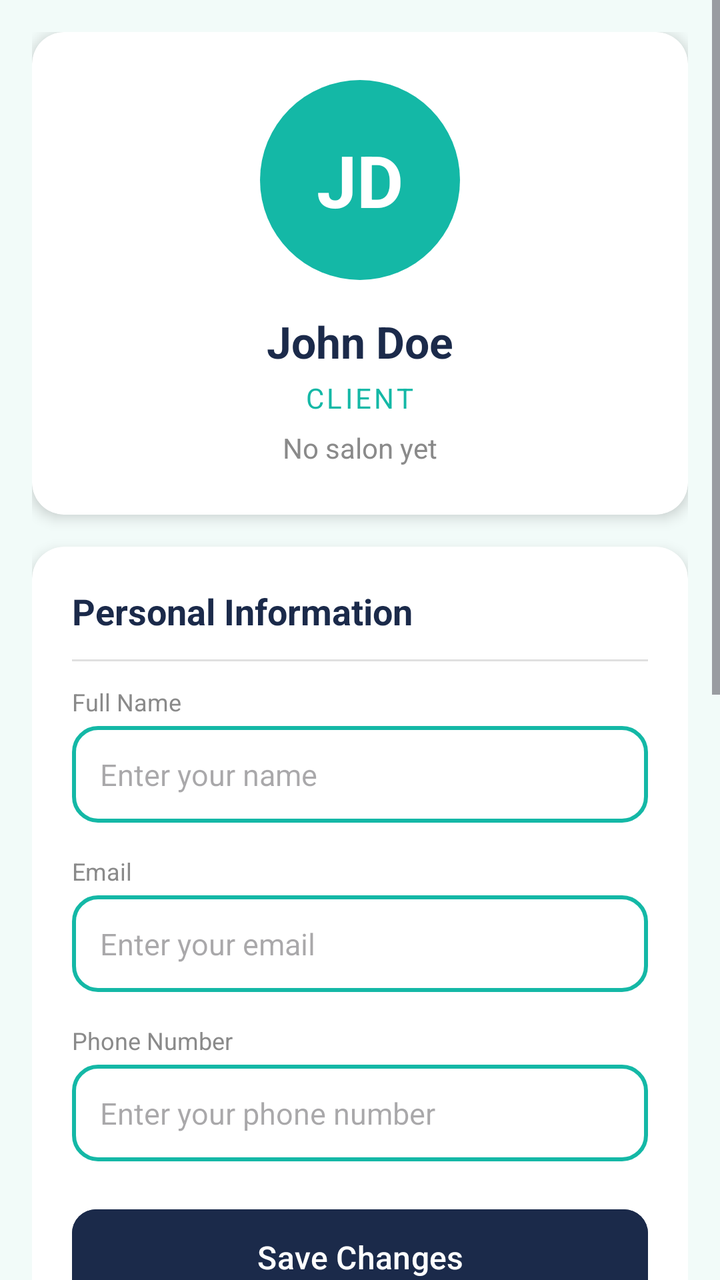
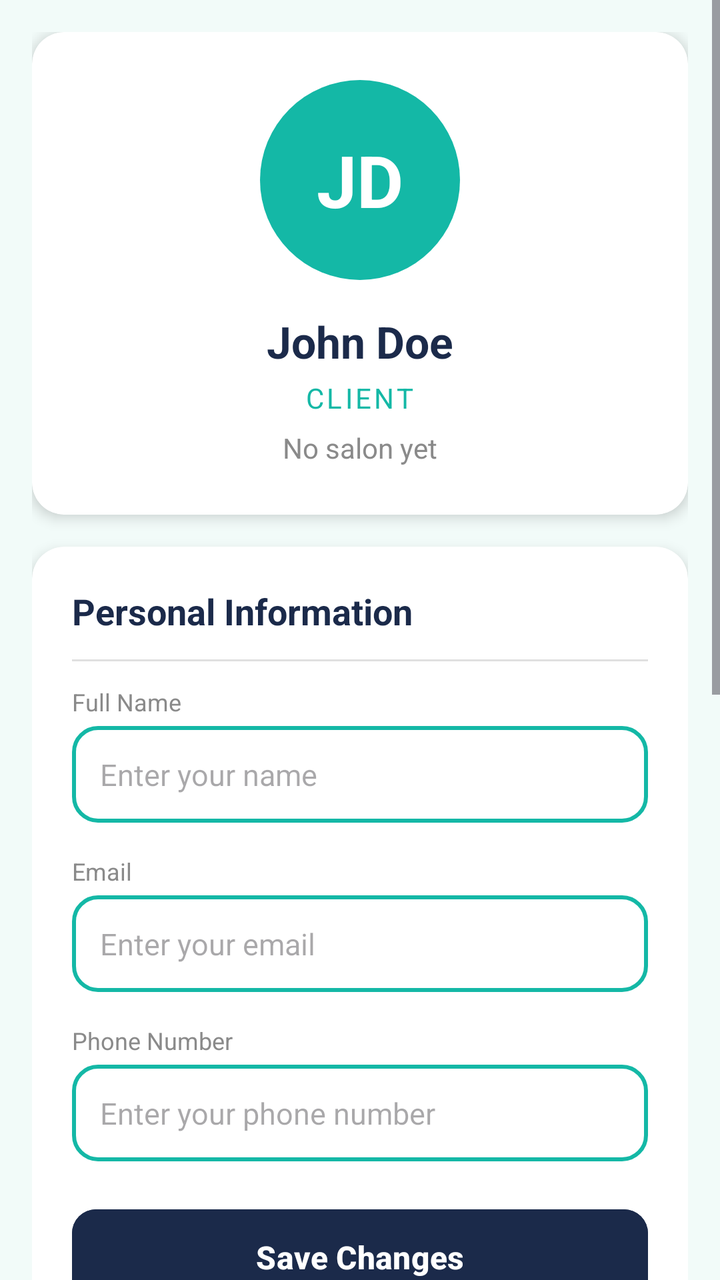

Compare the two renders of this Android layout. The source of the first and the diff that turns it into the second are given below.
<!-- AndroidManifest.xml: application theme Theme.HairGo -->
<!-- res/layout/fragment_owner_profile.xml -->
<?xml version="1.0" encoding="utf-8"?>
<ScrollView
    xmlns:android="http://schemas.android.com/apk/res/android"
    xmlns:app="http://schemas.android.com/apk/res-auto"
    android:id="@+id/ownerProfileScroll"
    android:layout_width="match_parent"
    android:layout_height="match_parent"
    android:background="@color/home_bg"
    android:fillViewport="true">

    <LinearLayout
        android:layout_width="match_parent"
        android:layout_height="wrap_content"
        android:orientation="vertical"
        android:padding="16dp">

        
        <androidx.cardview.widget.CardView
            android:layout_width="match_parent"
            android:layout_height="wrap_content"
            app:cardCornerRadius="16dp"
            app:cardElevation="4dp"
            android:backgroundTint="@color/surface">

            <LinearLayout
                android:layout_width="match_parent"
                android:layout_height="wrap_content"
                android:orientation="vertical"
                android:gravity="center_horizontal"
                android:padding="24dp">

                
                <FrameLayout
                    android:layout_width="100dp"
                    android:layout_height="100dp">

                    <View
                        android:layout_width="match_parent"
                        android:layout_height="match_parent"
                        android:background="@drawable/bg_circle_teal" />

                    <TextView
                        android:id="@+id/tvProfileInitials"
                        android:layout_width="wrap_content"
                        android:layout_height="wrap_content"
                        android:layout_gravity="center"
                        android:text="@string/profile_initials_placeholder"
                        android:textColor="@color/white"
                        android:textSize="36sp"
                        android:textStyle="bold" />
                </FrameLayout>

                <TextView
                    android:id="@+id/tvProfileName"
                    android:layout_width="wrap_content"
                    android:layout_height="wrap_content"
                    android:layout_marginTop="16dp"
                    android:text="@string/profile_name_placeholder"
                    android:textColor="@color/heading"
                    android:textSize="22sp"
                    android:textStyle="bold" />

                <TextView
                    android:id="@+id/tvProfileRole"
                    android:layout_width="wrap_content"
                    android:layout_height="wrap_content"
                    android:layout_marginTop="4dp"
                    android:text="@string/profile_role_placeholder"
                    android:textColor="@color/teal"
                    android:textSize="14sp"
                    android:textAllCaps="true"
                    android:letterSpacing="0.1" />

                <TextView
                    android:id="@+id/tvBusinessName"
                    android:layout_width="wrap_content"
                    android:layout_height="wrap_content"
                    android:layout_marginTop="6dp"
                    android:text="No salon yet"
                    android:textColor="@color/grey_medium"
                    android:textSize="14sp" />
            </LinearLayout>
        </androidx.cardview.widget.CardView>

        
        <androidx.cardview.widget.CardView
            android:layout_width="match_parent"
            android:layout_height="wrap_content"
            app:cardCornerRadius="16dp"
            app:cardElevation="4dp"
            android:layout_marginTop="16dp"
            android:backgroundTint="@color/surface">

            <LinearLayout
                android:layout_width="match_parent"
                android:layout_height="wrap_content"
                android:orientation="vertical"
                android:padding="20dp">

                <TextView
                    android:layout_width="wrap_content"
                    android:layout_height="wrap_content"
                    android:text="@string/personal_information"
                    android:textColor="@color/heading"
                    android:textSize="18sp"
                    android:textStyle="bold" />

                <View
                    android:layout_width="match_parent"
                    android:layout_height="1dp"
                    android:layout_marginVertical="12dp"
                    android:background="@color/grey_border" />

                
                <TextView
                    android:layout_width="wrap_content"
                    android:layout_height="wrap_content"
                    android:text="@string/full_name"
                    android:textColor="@color/grey_medium"
                    android:textSize="12sp" />

                <EditText
                    android:id="@+id/etProfileName"
                    android:layout_width="match_parent"
                    android:layout_height="wrap_content"
                    android:layout_marginTop="4dp"
                    android:background="@drawable/bg_input_rounded"
                    android:hint="@string/enter_your_name"
                    android:importantForAutofill="yes"
                    android:autofillHints="name"
                    android:inputType="textPersonName"
                    android:padding="14dp"
                    android:textColor="@color/grey_dark"
                    android:textSize="15sp" />

                
                <TextView
                    android:layout_width="wrap_content"
                    android:layout_height="wrap_content"
                    android:layout_marginTop="16dp"
                    android:text="@string/email_address"
                    android:textColor="@color/grey_medium"
                    android:textSize="12sp" />

                <EditText
                    android:id="@+id/etProfileEmail"
                    android:layout_width="match_parent"
                    android:layout_height="wrap_content"
                    android:layout_marginTop="4dp"
                    android:background="@drawable/bg_input_rounded"
                    android:hint="@string/enter_your_email"
                    android:importantForAutofill="no"
                    android:inputType="textEmailAddress"
                    android:focusable="false"
                    android:clickable="false"
                    android:cursorVisible="false"
                    android:padding="14dp"
                    android:textColor="@color/grey_dark"
                    android:textSize="15sp" />

                
                <TextView
                    android:layout_width="wrap_content"
                    android:layout_height="wrap_content"
                    android:layout_marginTop="16dp"
                    android:text="@string/phone_number"
                    android:textColor="@color/grey_medium"
                    android:textSize="12sp" />

                <EditText
                    android:id="@+id/etProfilePhone"
                    android:layout_width="match_parent"
                    android:layout_height="wrap_content"
                    android:layout_marginTop="4dp"
                    android:background="@drawable/bg_input_rounded"
                    android:hint="@string/enter_your_phone"
                    android:importantForAutofill="yes"
                    android:autofillHints="phone"
                    android:inputType="phone"
                    android:padding="14dp"
                    android:textColor="@color/grey_dark"
                    android:textSize="15sp" />

                
                <com.google.android.material.button.MaterialButton
                    android:id="@+id/btnSaveProfile"
                    android:layout_width="match_parent"
                    android:layout_height="56dp"
                    android:layout_marginTop="20dp"
                    android:backgroundTint="@color/navy"
                    android:text="@string/save_changes"
                    android:textAllCaps="false"
                    android:textColor="@color/white"
                    android:textSize="16sp"
                    app:cornerRadius="12dp" />
            </LinearLayout>
        </androidx.cardview.widget.CardView>

        
        <androidx.cardview.widget.CardView
            android:layout_width="match_parent"
            android:layout_height="wrap_content"
            app:cardCornerRadius="16dp"
            app:cardElevation="4dp"
            android:layout_marginTop="16dp"
            android:backgroundTint="@color/surface">

            <LinearLayout
                android:layout_width="match_parent"
                android:layout_height="wrap_content"
                android:orientation="vertical"
                android:padding="8dp">

                <TextView
                    android:layout_width="wrap_content"
                    android:layout_height="wrap_content"
                    android:paddingStart="16dp"
                    android:paddingTop="12dp"
                    android:paddingEnd="16dp"
                    android:text="Salon services"
                    android:textColor="@color/heading"
                    android:textSize="18sp"
                    android:textStyle="bold" />

                <TextView
                    android:id="@+id/tvSalonServices"
                    android:layout_width="match_parent"
                    android:layout_height="wrap_content"
                    android:paddingStart="16dp"
                    android:paddingTop="8dp"
                    android:paddingEnd="16dp"
                    android:text="Services: loading…"
                    android:textColor="@color/grey_dark"
                    android:textSize="15sp"
                    android:visibility="gone" />

                <View
                    android:layout_width="match_parent"
                    android:layout_height="1dp"
                    android:layout_marginVertical="12dp"
                    android:layout_marginHorizontal="16dp"
                    android:background="@color/grey_border"
                    android:visibility="gone"
                    android:id="@+id/dividerAfterServices" />

                
                <LinearLayout
                    android:id="@+id/btnEditServices"
                    android:layout_width="match_parent"
                    android:layout_height="wrap_content"
                    android:orientation="horizontal"
                    android:gravity="center_vertical"
                    android:padding="16dp"
                    android:background="?attr/selectableItemBackground"
                    android:clickable="true"
                    android:focusable="true"
                    android:visibility="gone">

                    <ImageView
                        android:layout_width="24dp"
                        android:layout_height="24dp"
                        android:src="@drawable/ic_salon_placeholder_teal"
                        android:contentDescription="Edit services"
                        app:tint="@color/teal" />

                    <TextView
                        android:layout_width="0dp"
                        android:layout_height="wrap_content"
                        android:layout_weight="1"
                        android:layout_marginStart="16dp"
                        android:text="Edit services"
                        android:textColor="@color/grey_dark"
                        android:textSize="16sp" />

                    <ImageView
                        android:layout_width="20dp"
                        android:layout_height="20dp"
                        android:src="@drawable/ic_chevron_right"
                        android:contentDescription="@string/navigate_icon"
                        app:tint="@color/grey_medium" />
                </LinearLayout>

                
                <LinearLayout
                    android:id="@+id/btnEditHours"
                    android:layout_width="match_parent"
                    android:layout_height="wrap_content"
                    android:orientation="horizontal"
                    android:gravity="center_vertical"
                    android:padding="16dp"
                    android:background="?attr/selectableItemBackground"
                    android:clickable="true"
                    android:focusable="true"
                    android:visibility="gone">

                    <ImageView
                        android:layout_width="24dp"
                        android:layout_height="24dp"
                        android:src="@drawable/ic_clock"
                        android:contentDescription="Operating hours"
                        app:tint="@color/teal" />

                    <TextView
                        android:layout_width="0dp"
                        android:layout_height="wrap_content"
                        android:layout_weight="1"
                        android:layout_marginStart="16dp"
                        android:text="Operating hours"
                        android:textColor="@color/grey_dark"
                        android:textSize="16sp" />

                    <ImageView
                        android:layout_width="20dp"
                        android:layout_height="20dp"
                        android:src="@drawable/ic_chevron_right"
                        android:contentDescription="@string/navigate_icon"
                        app:tint="@color/grey_medium" />
                </LinearLayout>

                
                <LinearLayout
                    android:id="@+id/btnEditLocation"
                    android:layout_width="match_parent"
                    android:layout_height="wrap_content"
                    android:orientation="horizontal"
                    android:gravity="center_vertical"
                    android:padding="16dp"
                    android:background="?attr/selectableItemBackground"
                    android:clickable="true"
                    android:focusable="true"
                    android:visibility="gone">

                    <ImageView
                        android:layout_width="24dp"
                        android:layout_height="24dp"
                        android:src="@drawable/ic_location"
                        android:contentDescription="Salon location"
                        app:tint="@color/teal" />

                    <TextView
                        android:id="@+id/tvSalonLocation"
                        android:layout_width="0dp"
                        android:layout_height="wrap_content"
                        android:layout_weight="1"
                        android:layout_marginStart="16dp"
                        android:ellipsize="end"
                        android:maxLines="2"
                        android:text="Add your location"
                        android:textColor="@color/grey_dark"
                        android:textSize="16sp" />

                    <ImageView
                        android:layout_width="20dp"
                        android:layout_height="20dp"
                        android:src="@drawable/ic_chevron_right"
                        android:contentDescription="@string/navigate_icon"
                        app:tint="@color/grey_medium" />
                </LinearLayout>

                
                <LinearLayout
                    android:id="@+id/btnEditPhoto"
                    android:layout_width="match_parent"
                    android:layout_height="wrap_content"
                    android:orientation="horizontal"
                    android:gravity="center_vertical"
                    android:padding="16dp"
                    android:background="?attr/selectableItemBackground"
                    android:clickable="true"
                    android:focusable="true"
                    android:visibility="gone">

                    <com.google.android.material.imageview.ShapeableImageView
                        android:id="@+id/ivSalonPhotoThumb"
                        android:layout_width="44dp"
                        android:layout_height="44dp"
                        android:scaleType="centerCrop"
                        android:background="@drawable/bg_thumb_placeholder"
                        android:src="@drawable/ic_salon_placeholder_teal"
                        android:contentDescription="@string/salon_photo_desc"
                        app:shapeAppearanceOverlay="@style/ShapeAppearanceOverlay.HairGo_Thumb" />

                    <TextView
                        android:layout_width="0dp"
                        android:layout_height="wrap_content"
                        android:layout_weight="1"
                        android:layout_marginStart="16dp"
                        android:text="Salon photo"
                        android:textColor="@color/grey_dark"
                        android:textSize="16sp" />

                    <ImageView
                        android:layout_width="20dp"
                        android:layout_height="20dp"
                        android:src="@drawable/ic_chevron_right"
                        android:contentDescription="@string/navigate_icon"
                        app:tint="@color/grey_medium" />
                </LinearLayout>

                <LinearLayout
                    android:id="@+id/btnCloseSalon"
                    android:layout_width="match_parent"
                    android:layout_height="wrap_content"
                    android:orientation="horizontal"
                    android:gravity="center_vertical"
                    android:padding="16dp"
                    android:background="?attr/selectableItemBackground"
                    android:clickable="true"
                    android:focusable="true"
                    android:visibility="gone">

                    <ImageView
                        android:layout_width="24dp"
                        android:layout_height="24dp"
                        android:src="@drawable/ic_delete"
                        android:contentDescription="Close this salon"
                        app:tint="@color/error" />

                    <TextView
                        android:layout_width="0dp"
                        android:layout_height="wrap_content"
                        android:layout_weight="1"
                        android:layout_marginStart="16dp"
                        android:text="Close this salon"
                        android:textColor="@color/error"
                        android:textSize="16sp" />

                    <ImageView
                        android:layout_width="20dp"
                        android:layout_height="20dp"
                        android:src="@drawable/ic_chevron_right"
                        android:contentDescription="@string/navigate_icon"
                        app:tint="@color/grey_medium" />
                </LinearLayout>

            </LinearLayout>
        </androidx.cardview.widget.CardView>

        
        <androidx.cardview.widget.CardView
            android:layout_width="match_parent"
            android:layout_height="wrap_content"
            app:cardCornerRadius="16dp"
            app:cardElevation="4dp"
            android:layout_marginTop="16dp"
            android:backgroundTint="@color/surface">

            <LinearLayout
                android:layout_width="match_parent"
                android:layout_height="wrap_content"
                android:orientation="vertical"
                android:padding="8dp">

                
                <LinearLayout
                    android:id="@+id/btnReportProblem"
                    android:layout_width="match_parent"
                    android:layout_height="wrap_content"
                    android:orientation="horizontal"
                    android:gravity="center_vertical"
                    android:padding="16dp"
                    android:background="?attr/selectableItemBackground"
                    android:clickable="true"
                    android:focusable="true">

                    <ImageView
                        android:layout_width="24dp"
                        android:layout_height="24dp"
                        android:src="@drawable/ic_upload"
                        android:contentDescription="@string/report_a_problem"
                        app:tint="@color/teal" />

                    <TextView
                        android:layout_width="0dp"
                        android:layout_height="wrap_content"
                        android:layout_weight="1"
                        android:layout_marginStart="16dp"
                        android:text="@string/report_a_problem"
                        android:textColor="@color/grey_dark"
                        android:textSize="16sp" />

                    <ImageView
                        android:layout_width="20dp"
                        android:layout_height="20dp"
                        android:src="@drawable/ic_chevron_right"
                        android:contentDescription="@string/navigate_icon"
                        app:tint="@color/grey_medium" />
                </LinearLayout>

                <View
                    android:layout_width="match_parent"
                    android:layout_height="1dp"
                    android:layout_marginHorizontal="16dp"
                    android:background="@color/grey_border" />

                
                <LinearLayout
                    android:id="@+id/btnMyReports"
                    android:layout_width="match_parent"
                    android:layout_height="wrap_content"
                    android:orientation="horizontal"
                    android:gravity="center_vertical"
                    android:padding="16dp"
                    android:background="?attr/selectableItemBackground"
                    android:clickable="true"
                    android:focusable="true">

                    <ImageView
                        android:layout_width="24dp"
                        android:layout_height="24dp"
                        android:src="@drawable/ic_clock"
                        android:contentDescription="@string/my_reports"
                        app:tint="@color/teal" />

                    <TextView
                        android:layout_width="0dp"
                        android:layout_height="wrap_content"
                        android:layout_weight="1"
                        android:layout_marginStart="16dp"
                        android:text="@string/my_reports"
                        android:textColor="@color/grey_dark"
                        android:textSize="16sp" />

                    <ImageView
                        android:layout_width="20dp"
                        android:layout_height="20dp"
                        android:src="@drawable/ic_chevron_right"
                        android:contentDescription="@string/navigate_icon"
                        app:tint="@color/grey_medium" />
                </LinearLayout>
                <View
                    android:layout_width="match_parent"
                    android:layout_height="1dp"
                    android:layout_marginHorizontal="16dp"
                    android:background="@color/grey_border" />

                
                <LinearLayout
                    android:id="@+id/rowDeleteAccount"
                    android:layout_width="match_parent"
                    android:layout_height="wrap_content"
                    android:orientation="horizontal"
                    android:gravity="center_vertical"
                    android:padding="16dp"
                    android:background="?attr/selectableItemBackground"
                    android:clickable="true"
                    android:focusable="true">

                    <ImageView
                        android:layout_width="24dp"
                        android:layout_height="24dp"
                        android:src="@drawable/ic_delete"
                        android:contentDescription="@string/delete_account"
                        app:tint="@color/error" />

                    <TextView
                        android:id="@+id/tvDeleteAccountLabel"
                        android:layout_width="0dp"
                        android:layout_height="wrap_content"
                        android:layout_weight="1"
                        android:layout_marginStart="16dp"
                        android:text="@string/delete_account"
                        android:textColor="@color/error"
                        android:textSize="16sp" />

                    <ImageView
                        android:layout_width="20dp"
                        android:layout_height="20dp"
                        android:src="@drawable/ic_chevron_right"
                        android:contentDescription="@string/navigate_icon"
                        app:tint="@color/grey_medium" />
                </LinearLayout>

            </LinearLayout>
        </androidx.cardview.widget.CardView>

        
        <androidx.cardview.widget.CardView
            android:layout_width="match_parent"
            android:layout_height="wrap_content"
            app:cardCornerRadius="16dp"
            app:cardElevation="4dp"
            android:layout_marginTop="16dp"
            android:backgroundTint="@color/surface">

            <LinearLayout
                android:layout_width="match_parent"
                android:layout_height="wrap_content"
                android:orientation="horizontal"
                android:gravity="center_vertical"
                android:padding="20dp">

                <TextView
                    android:layout_width="0dp"
                    android:layout_height="wrap_content"
                    android:layout_weight="1"
                    android:text="@string/dark_mode"
                    android:textColor="@color/grey_dark"
                    android:textSize="16sp" />

                <com.google.android.material.materialswitch.MaterialSwitch
                    android:id="@+id/switchDarkMode"
                    android:layout_width="wrap_content"
                    android:layout_height="wrap_content"
                    app:thumbTint="@color/switch_thumb_tint"
                    app:trackTint="@color/switch_track_tint" />
            </LinearLayout>
        </androidx.cardview.widget.CardView>

        
        <com.google.android.material.button.MaterialButton
            android:id="@+id/btnOwnerLogout"
            android:layout_width="match_parent"
            android:layout_height="56dp"
            android:layout_marginTop="24dp"
            android:layout_marginBottom="32dp"
            android:backgroundTint="@color/surface"
            android:text="@string/logout"
            android:textAllCaps="false"
            android:textColor="@color/error"
            android:textSize="16sp"
            app:cornerRadius="12dp"
            app:strokeColor="@color/error"
            app:strokeWidth="1dp" />

    </LinearLayout>
</ScrollView>
<!-- resources referenced by this layout -->
<resources>
  <color name="error">#D9534F</color>
  <color name="grey_border">#E0E0E0</color>
  <color name="grey_dark">#333333</color>
  <color name="grey_medium">#8A8A8A</color>
  <color name="heading">#1B2A4A</color>
  <color name="home_bg">#F2FBF9</color>
  <color name="navy">#1B2A4A</color>
  <color name="surface">#FFFFFF</color>
  <color name="teal">#14B8A6</color>
  <color name="white">#FFFFFF</color>
  <!-- drawable bg_circle_teal (drawable) -->
  <?xml version="1.0" encoding="utf-8"?>
  <shape xmlns:android="http://schemas.android.com/apk/res/android"
      android:shape="oval">
      <solid android:color="@color/teal" />
  </shape>
  <!-- drawable bg_input_rounded (drawable) -->
  <?xml version="1.0" encoding="utf-8"?>
  <shape xmlns:android="http://schemas.android.com/apk/res/android"
      android:shape="rectangle">
      <solid android:color="@color/surface" />
      <stroke
          android:width="2dp"
          android:color="@color/teal" />
      <corners android:radius="12dp" />
  </shape>
  <!-- drawable bg_thumb_placeholder (drawable) -->
  <?xml version="1.0" encoding="utf-8"?>
  <shape xmlns:android="http://schemas.android.com/apk/res/android"
      android:shape="rectangle">
      <solid android:color="@color/teal_light" />
      <corners android:radius="10dp" />
  </shape>
  <!-- drawable ic_delete (drawable) -->
  <?xml version="1.0" encoding="utf-8"?>
  <vector xmlns:android="http://schemas.android.com/apk/res/android"
      android:width="20dp" android:height="20dp"
      android:viewportWidth="24" android:viewportHeight="24">
      <path android:fillColor="@color/error" android:pathData="M6,19c0,1.1 0.9,2 2,2h8c1.1,0 2,-0.9 2,-2V7H6v12zM19,4h-3.5l-1,-1h-5l-1,1H5v2h14V4z"/>
  </vector>
  <string name="dark_mode">Dark mode</string>
  <string name="delete_account">Delete account</string>
  <string name="email_address">Email</string>
  <string name="enter_your_email">Enter your email</string>
  <string name="enter_your_name">Enter your name</string>
  <string name="enter_your_phone">Enter your phone number</string>
  <string name="full_name">Full Name</string>
  <string name="logout">Logout</string>
  <string name="my_reports">My Reports</string>
  <string name="navigate_icon">Navigate</string>
  <string name="personal_information">Personal Information</string>
  <string name="phone_number">Phone Number</string>
  <string name="profile_initials_placeholder">JD</string>
  <string name="profile_name_placeholder">John Doe</string>
  <string name="profile_role_placeholder">Client</string>
  <string name="report_a_problem">Report a Problem</string>
  <string name="salon_photo_desc">Salon photo</string>
  <string name="save_changes">Save Changes</string>
  <style name="ShapeAppearanceOverlay.HairGo_Thumb" parent="">
          <item name="cornerFamily">rounded</item>
          <item name="cornerSize">14dp</item>
      </style>
  <style name="Theme.HairGo" parent="Base.Theme.HairGo">
          <item name="snackbarStyle">@style/Widget.HairGo.Snackbar</item>
      </style>
  <color name="teal_light">#CCF2EC</color>
  <style name="Widget.HairGo.Snackbar" parent="Widget.Material3.Snackbar">
          <item name="backgroundTint">@color/navy</item>
          <item name="android:textColor">@color/white</item>
          <item name="shapeAppearanceOverlay">@style/ShapeAppearanceOverlay.HairGo_Snackbar</item>
      </style>
  <color name="text_primary">#1A1A1A</color>
  <color name="grey_light">#F2F2F2</color>
  <style name="ShapeAppearanceOverlay.HairGo_Snackbar" parent="">
          <item name="cornerFamily">rounded</item>
          <item name="cornerSize">16dp</item>
      </style>
  <!-- unchanged entries left out for length: 6 -->
</resources>

<!-- the commit's change to res/layout/fragment_owner_profile.xml (unified diff, before → after) -->
@@ -192,6 +192,7 @@
                     android:textAllCaps="false"
                     android:textColor="@color/white"
                     android:textSize="16sp"
+                    android:textStyle="bold"
                     app:cornerRadius="12dp" />
             </LinearLayout>
         </androidx.cardview.widget.CardView>
@@ -619,6 +620,7 @@
             android:textAllCaps="false"
             android:textColor="@color/error"
             android:textSize="16sp"
+            android:textStyle="bold"
             app:cornerRadius="12dp"
             app:strokeColor="@color/error"
             app:strokeWidth="1dp" />
